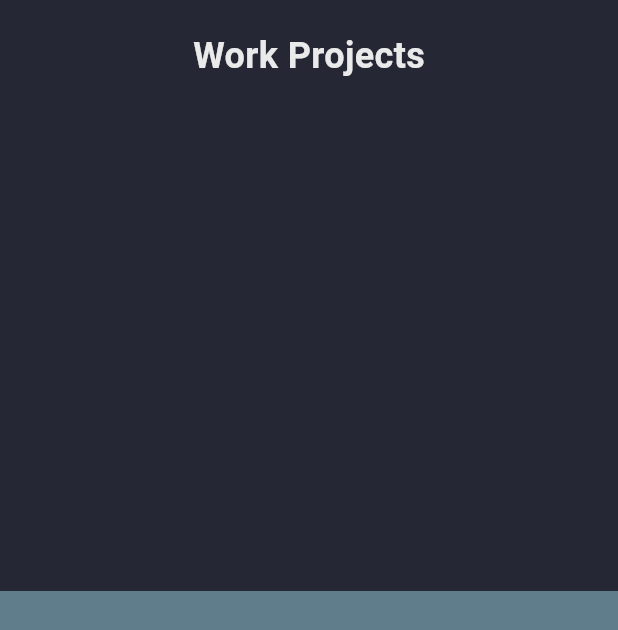
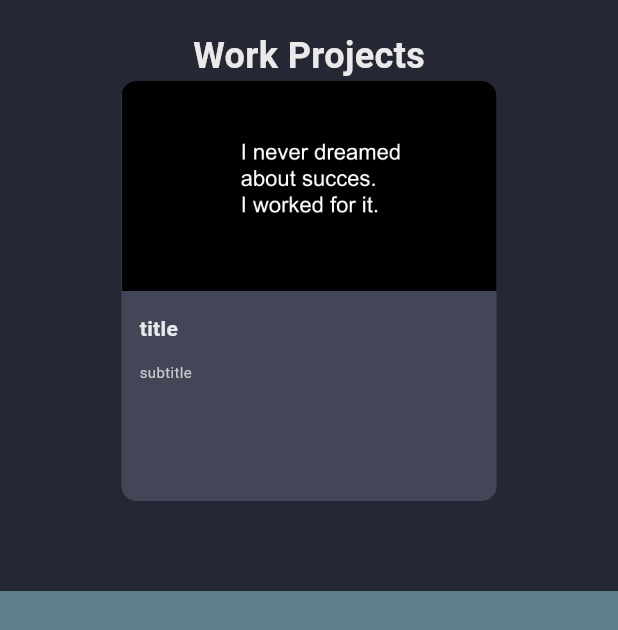
Before and after one commit to AdityaGangani1/adityaportfolio, a Flutter app: the screen it shows after launch, on a phone screen of 412 x 824 dp. Shown: the top 630 px of the screen. Run offline on Flutter 3.47's test engine with Material 3 defaults, Android fonts, the phone set to English and light mode, and no system bars.

Commit message:
project one container created

```diff
--- a/lib/pages/home_page.dart
+++ b/lib/pages/home_page.dart
@@ -1,15 +1,7 @@
 import 'package:adityaportfolio/constants/colors.dart';
 import 'package:adityaportfolio/constants/size.dart';
-import 'package:adityaportfolio/constants/skill_items.dart';
 import 'package:adityaportfolio/widget/drawer_mobile.dart';
-import 'package:adityaportfolio/widget/header_desktop.dart';
-import 'package:adityaportfolio/widget/header_mobile.dart';
-import 'package:adityaportfolio/widget/main_desktop.dart';
-import 'package:adityaportfolio/widget/main_mobile.dart';
-import 'package:adityaportfolio/widget/skill_desktop.dart';
-import 'package:adityaportfolio/widget/skills_mobile.dart';
 import 'package:flutter/material.dart';
-import 'package:flutter/widgets.dart';
 
 class HomePage extends StatefulWidget {
   const HomePage({super.key});
@@ -100,10 +92,45 @@ class _HomePageState extends State<HomePage> {
 
                     //work project card
                     Container(
+                      clipBehavior: Clip.antiAlias,
                       height: 280,
                       width: 250,
                       decoration: BoxDecoration(
-                          borderRadius: BorderRadius.circular(10)),
+                          borderRadius: BorderRadius.circular(10),
+                          color: CustomColors.bgLight2),
+                      child: Column(
+                        crossAxisAlignment: CrossAxisAlignment.start,
+                        mainAxisSize: MainAxisSize.min,
+                        children: [
+                          //project image
+                          Image.asset(
+                            'assets/projects/1.jpg',
+                            height: 140,
+                            width: 250,
+                            fit: BoxFit.cover,
+                          ),
+                          //title
+                          const Padding(
+                            padding: EdgeInsets.fromLTRB(12, 15, 12, 12),
+                            child: Text(
+                              "title",
+                              style: TextStyle(
+                                  fontWeight: FontWeight.w600,
+                                  color: CustomColors.whitePrimary),
+                            ),
+                          ),
+                          //subtitle
+                          const Padding(
+                            padding: EdgeInsets.fromLTRB(12, 0, 12, 12),
+                            child: Text(
+                              "subtitle",
+                              style: TextStyle(
+                                  fontSize: 10,
+                                  color: CustomColors.whiteSecondary),
+                            ),
+                          ),
+                        ],
+                      ),
                     )
                   ],
                 ),
```
